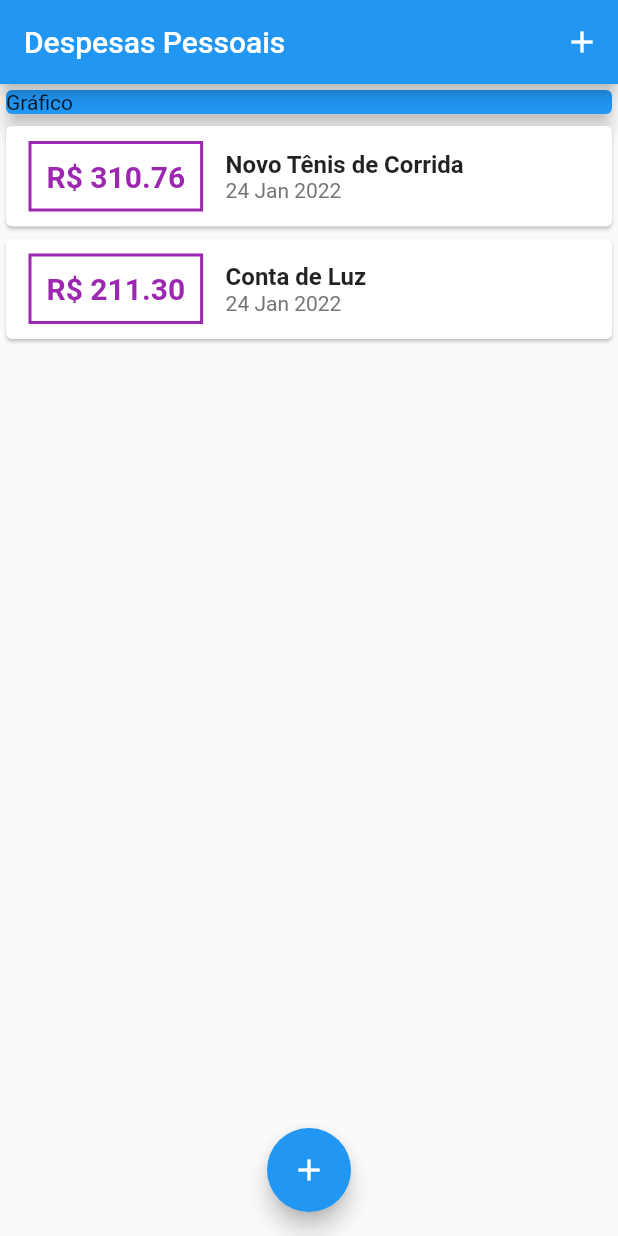
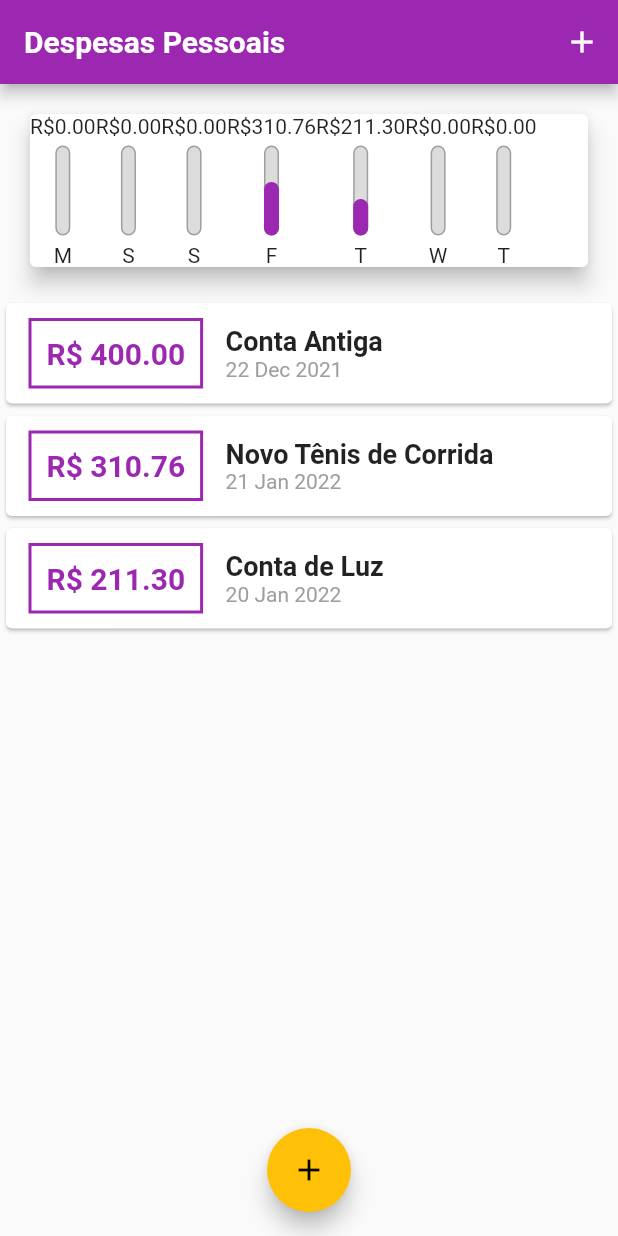
Before and after one commit to Gustavo653/Flutter, a Flutter app: the screen it shows after launch, on a phone screen of 412 x 824 dp. Run offline on Flutter 3.47's test engine with Material 2 defaults, Android fonts, the phone set to English and light mode, and no system bars; Roboto replaces fonts that are missing (OpenSans).

Commit message:
Inplementando grafico

```diff
--- /dev/null
+++ b/Secao 3/expenses/lib/components/chart.dart
@@ -0,0 +1,58 @@
+import 'package:flutter/material.dart';
+import 'package:intl/intl.dart';
+import '../models/transaction.dart';
+import 'chart_bar.dart';
+
+class Chart extends StatelessWidget {
+  final List<Transaction> recentTransaction;
+
+  Chart(this.recentTransaction);
+
+  List<Map<String, Object>> get groupedTransactions {
+    return List.generate(7, (index) {
+      final weekDay = DateTime.now().subtract(
+        Duration(days: index),
+      );
+
+      double totalSum = 0.0;
+
+      for (var i = 0; i < recentTransaction.length; i++) {
+        bool sameDay = recentTransaction[i].date.day == weekDay.day;
+        bool sameMonth = recentTransaction[i].date.month == weekDay.month;
+        bool sameYear = recentTransaction[i].date.year == weekDay.year;
+
+        if (sameDay && sameMonth && sameYear) {
+          totalSum += recentTransaction[i].value;
+        }
+      }
+
+      return {
+        'day': DateFormat.E().format(weekDay)[0],
+        'value': totalSum,
+      };
+    });
+  }
+
+  double get _weekTotalValue {
+    return groupedTransactions.fold(0.0, (sum, tr) {
+      return sum + (tr['value'] as double);
+    });
+  }
+
+  @override
+  Widget build(BuildContext context) {
+    return Card(
+      elevation: 6,
+      margin: EdgeInsets.all(20),
+      child: Row(
+        children: groupedTransactions.map((tr) {
+          return ChartBar(
+            label: tr['day'].toString(),
+            value: tr['value'] as double,
+            percentage: (tr['value'] as double) / _weekTotalValue,
+          );
+        }).toList(),
+      ),
+    );
+  }
+}
--- /dev/null
+++ b/Secao 3/expenses/lib/components/chart_bar.dart
@@ -0,0 +1,53 @@
+import 'package:flutter/material.dart';
+
+class ChartBar extends StatelessWidget {
+  final String? label;
+  final double? value;
+  final double? percentage;
+
+  ChartBar({
+    this.label,
+    this.value,
+    this.percentage,
+  });
+
+  @override
+  Widget build(BuildContext context) {
+    return Column(
+      children: <Widget>[
+        Text('R\$${value?.toStringAsFixed(2)}'),
+        SizedBox(height: 5),
+        Container(
+          height: 60,
+          width: 10,
+          child: Stack(
+            alignment: Alignment.bottomCenter,
+            children: <Widget>[
+              Container(
+                decoration: BoxDecoration(
+                  border: Border.all(
+                    color: Colors.grey,
+                    width: 1.0,
+                  ),
+                  color: Color.fromRGBO(220, 220, 220, 1),
+                  borderRadius: BorderRadius.circular(5),
+                ),
+              ),
+              FractionallySizedBox(
+                heightFactor: percentage,
+                child: Container(
+                  decoration: BoxDecoration(
+                    color: Theme.of(context).primaryColor,
+                    borderRadius: BorderRadius.circular(5),
+                  ),
+                ),
+              ),
+            ],
+          ),
+        ),
+        SizedBox(height: 5),
+        Text(label.toString()),
+      ],
+    );
+  }
+}
--- a/Secao 3/expenses/lib/components/transaction_form.dart
+++ b/Secao 3/expenses/lib/components/transaction_form.dart
@@ -6,7 +6,7 @@ class TransactionForm extends StatefulWidget {
   TransactionForm(this.onSubmit);
 
   @override
-  State<TransactionForm> createState() => _TransactionFormState();
+  _TransactionFormState createState() => _TransactionFormState();
 }
 
 class _TransactionFormState extends State<TransactionForm> {
--- a/Secao 3/expenses/lib/components/transaction_list.dart
+++ b/Secao 3/expenses/lib/components/transaction_list.dart
@@ -11,7 +11,25 @@ class TransactionList extends StatelessWidget {
   Widget build(BuildContext context) {
     return Container(
       height: 300,
-      child: ListView.builder(
+      child: transactions.isEmpty
+          ? Column(
+              children: <Widget>[
+                SizedBox(height: 20),
+                Text(
+                  'Nenhuma Transação Cadastrada!',
+                  style: Theme.of(context).textTheme.headline6,
+                ),
+                SizedBox(height: 20),
+                Container(
+                  height: 200,
+                  child: Image.asset(
+                    'assets/images/waiting.png',
+                    fit: BoxFit.cover,
+                  ),
+                ),
+              ],
+            )
+          : ListView.builder(
               itemCount: transactions.length,
               itemBuilder: (ctx, index) {
                 final tr = transactions[index];
@@ -25,7 +43,7 @@ class TransactionList extends StatelessWidget {
                         ),
                         decoration: BoxDecoration(
                           border: Border.all(
-                      color: Colors.purple,
+                            color: Theme.of(context).primaryColor,
                             width: 2,
                           ),
                         ),
@@ -35,7 +53,7 @@ class TransactionList extends StatelessWidget {
                           style: TextStyle(
                             fontWeight: FontWeight.bold,
                             fontSize: 20,
-                      color: Colors.purple,
+                            color: Theme.of(context).primaryColor,
                           ),
                         ),
                       ),
@@ -44,15 +62,12 @@ class TransactionList extends StatelessWidget {
                         children: <Widget>[
                           Text(
                             tr.title,
-                      style: TextStyle(
-                        fontSize: 16,
-                        fontWeight: FontWeight.bold,
-                      ),
+                            style: Theme.of(context).textTheme.headline6,
                           ),
                           Text(
                             DateFormat('d MMM y').format(tr.date),
                             style: TextStyle(
-                        color: Colors.grey[600],
+                              color: Colors.grey,
                             ),
                           ),
                         ],
--- a/Secao 3/expenses/lib/main.dart
+++ b/Secao 3/expenses/lib/main.dart
@@ -1,8 +1,10 @@
+import 'package:flutter/cupertino.dart';
 import 'package:flutter/material.dart';
 
 import 'dart:math';
-import './components/transaction_form.dart';
-import './components/transaction_list.dart';
+import 'components/transaction_form.dart';
+import 'components/transaction_list.dart';
+import 'components/chart.dart';
 import 'models/transaction.dart';
 
 main() => runApp(ExpensesApp());
@@ -12,6 +14,27 @@ class ExpensesApp extends StatelessWidget {
   Widget build(BuildContext context) {
     return MaterialApp(
       home: MyHomePage(),
+      theme: ThemeData(
+        primarySwatch: Colors.purple,
+        accentColor: Colors.amber,
+        fontFamily: 'Quicksand',
+        textTheme: ThemeData.light().textTheme.copyWith(
+              headline6: TextStyle(
+                fontFamily: 'OpenSans',
+                fontSize: 18,
+                fontWeight: FontWeight.bold,
+              ),
+            ),
+        appBarTheme: AppBarTheme(
+          textTheme: ThemeData.light().textTheme.copyWith(
+                headline6: TextStyle(
+                  fontFamily: 'OpenSans',
+                  fontSize: 20,
+                  fontWeight: FontWeight.bold,
+                ),
+              ),
+        ),
+      ),
     );
   }
 }
@@ -22,20 +45,34 @@ class MyHomePage extends StatefulWidget {
 }
 
 class _MyHomePageState extends State<MyHomePage> {
-  final _transactions = [
+  final List<Transaction> _transactions = [
+    Transaction(
+      id: 't0',
+      title: 'Conta Antiga',
+      value: 400.00,
+      date: DateTime.now().subtract(Duration(days: 33)),
+    ),
     Transaction(
       id: 't1',
       title: 'Novo Tênis de Corrida',
       value: 310.76,
-      date: DateTime.now(),
+      date: DateTime.now().subtract(Duration(days: 3)),
     ),
     Transaction(
       id: 't2',
       title: 'Conta de Luz',
       value: 211.30,
-      date: DateTime.now(),
+      date: DateTime.now().subtract(Duration(days: 4)),
     ),
   ];
+
+  List<Transaction> get _recentTransactions {
+    return _transactions.where((tr) {
+      return tr.date.isAfter(DateTime.now().subtract(
+        Duration(days: 7),
+      ));
+    }).toList();
+  }
 
   _addTransaction(String title, double value) {
     final newTransaction = Transaction(
@@ -48,6 +85,8 @@ class _MyHomePageState extends State<MyHomePage> {
     setState(() {
       _transactions.add(newTransaction);
     });
+
+    Navigator.of(context).pop();
   }
 
   _openTransactionFormModal(BuildContext context) {
@@ -75,14 +114,7 @@ class _MyHomePageState extends State<MyHomePage> {
         child: Column(
           crossAxisAlignment: CrossAxisAlignment.stretch,
           children: <Widget>[
-            Container(
-              width: double.infinity,
-              child: Card(
-                color: Colors.blue,
-                child: Text('Gráfico'),
-                elevation: 5,
-              ),
-            ),
+            Chart(_recentTransactions),
             TransactionList(_transactions),
           ],
         ),
--- a/Secao 3/expenses/pubspec.yaml
+++ b/Secao 3/expenses/pubspec.yaml
@@ -58,8 +58,8 @@ flutter:
   uses-material-design: true
 
   # To add assets to your application, add an assets section, like this:
-  # assets:
-  #   - images/a_dot_burr.jpeg
+  assets:
+   - assets/images/waiting.png
   #   - images/a_dot_ham.jpeg
 
   # An image asset can refer to one or more resolution-specific "variants", see
```
Also changed, not shown: Secao 3/expenses/assets/fonts/OpenSans-Bold.ttf (added), Secao 3/expenses/assets/fonts/OpenSans-Regular.ttf (added), Secao 3/expenses/assets/fonts/Quicksand-Bold.ttf (added), Secao 3/expenses/assets/fonts/Quicksand-Light.ttf (added), Secao 3/expenses/assets/fonts/Quicksand-Medium.ttf (added), Secao 3/expenses/assets/fonts/Quicksand-Regular.ttf (added), Secao 3/expenses/assets/images/waiting.png (added). Lines whose indentation alone changed are shown as unchanged.
